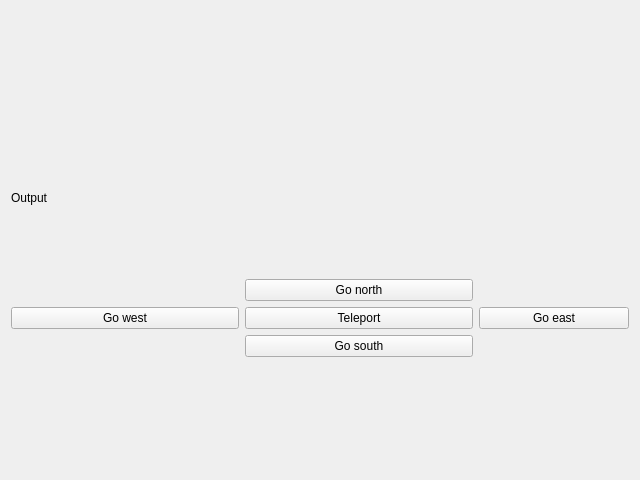
Stephan1994/zork, file ZorkGUI/mainwindow.ui: the form before one commit.
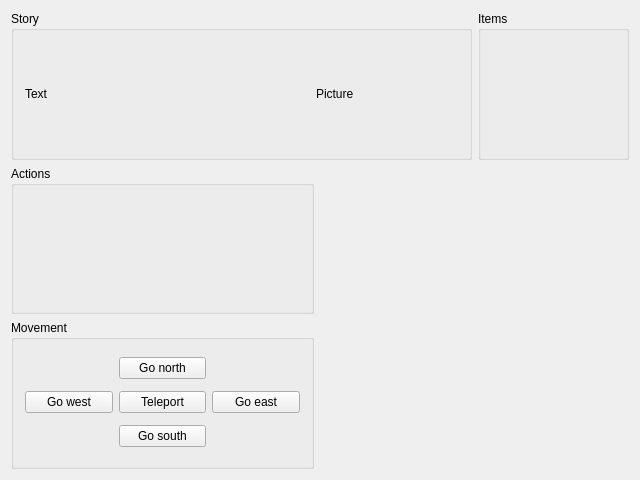
The form after the commit. Icons and pictures are not drawn.

Commit message: changed main layout

Diff of the .ui file:
```diff
--- a/ZorkGUI/mainwindow.ui
+++ b/ZorkGUI/mainwindow.ui
@@ -14,96 +14,93 @@
    <string>MainWindow</string>
   </property>
   <widget class="QWidget" name="centralWidget">
-   <layout class="QGridLayout" name="gridLayout">
-    <item row="0" column="0">
-     <layout class="QGridLayout" name="MainLayout">
-      <item row="0" column="0">
-       <layout class="QGridLayout" name="gridLayout_2">
-        <property name="sizeConstraint">
-         <enum>QLayout::SetDefaultConstraint</enum>
-        </property>
-        <item row="0" column="0" colspan="2">
-         <widget class="QLabel" name="outputLabel">
           <property name="minimumSize">
            <size>
-            <width>0</width>
-            <height>150</height>
-           </size>
-          </property>
-          <property name="maximumSize">
-           <size>
-            <width>16000</width>
-            <height>16000</height>
-           </size>
-          </property>
-          <property name="text">
-           <string>Output</string>
-          </property>
-         </widget>
-        </item>
-        <item row="0" column="2">
-         <widget class="QLabel" name="label">
-          <property name="sizePolicy">
-           <sizepolicy hsizetype="Expanding" vsizetype="Preferred">
-            <horstretch>0</horstretch>
-            <verstretch>0</verstretch>
-           </sizepolicy>
-          </property>
-          <property name="maximumSize">
-           <size>
-            <width>150</width>
-            <height>150</height>
-           </size>
-          </property>
-          <property name="text">
-           <string/>
-          </property>
-          <property name="pixmap">
-           <pixmap>ghost.jpg</pixmap>
-          </property>
-          <property name="scaledContents">
-           <bool>true</bool>
-          </property>
-         </widget>
-        </item>
-        <item row="2" column="0">
+     <width>640</width>
+     <height>459</height>
+    </size>
+   </property>
+   <layout class="QGridLayout" name="gridLayout">
+    <item row="1" column="0" colspan="2">
+     <widget class="QGroupBox" name="actionsBox">
+      <property name="title">
+       <string>Actions</string>
+      </property>
+     </widget>
+    </item>
+    <item row="2" column="0" colspan="2">
+     <widget class="QGroupBox" name="buttonsBox">
+      <property name="title">
+       <string>Movement</string>
+      </property>
+      <layout class="QGridLayout" name="gridLayout_3">
+       <item row="1" column="0">
          <widget class="QPushButton" name="westButton">
           <property name="text">
            <string>Go west</string>
           </property>
          </widget>
         </item>
-        <item row="2" column="1">
+       <item row="1" column="1">
          <widget class="QPushButton" name="teleportButton">
           <property name="text">
            <string>Teleport</string>
           </property>
          </widget>
         </item>
-        <item row="1" column="1">
+       <item row="1" column="2">
+        <widget class="QPushButton" name="eastButton">
+         <property name="text">
+          <string>Go east</string>
+         </property>
+        </widget>
+       </item>
+       <item row="0" column="1">
          <widget class="QPushButton" name="northButton">
           <property name="text">
            <string>Go north</string>
           </property>
          </widget>
         </item>
-        <item row="3" column="1">
+       <item row="2" column="1">
          <widget class="QPushButton" name="southButton">
           <property name="text">
            <string>Go south</string>
           </property>
          </widget>
         </item>
-        <item row="2" column="2">
-         <widget class="QPushButton" name="eastButton">
+      </layout>
+     </widget>
+    </item>
+    <item row="0" column="3">
+     <widget class="QGroupBox" name="itemBox">
+      <property name="title">
+       <string>Items</string>
+      </property>
+     </widget>
+    </item>
+    <item row="0" column="0" colspan="3">
+     <widget class="QGroupBox" name="storyBox">
+      <property name="title">
+       <string>Story</string>
+      </property>
+      <layout class="QGridLayout" name="gridLayout_2">
+       <item row="0" column="0" colspan="2">
+        <widget class="QLabel" name="storyText">
           <property name="text">
-           <string>Go east</string>
+          <string>Text</string>
           </property>
          </widget>
         </item>
-       </layout>
-      </item>
-     </layout>
+       <item row="0" column="2">
+        <widget class="QLabel" name="storyPic">
+         <property name="text">
+          <string>Picture</string>
+         </property>
+        </widget>
+       </item>
+      </layout>
+     </widget>
     </item>
    </layout>
   </widget>
```
Lines whose indentation alone changed are shown as unchanged. The commit also changes 4 other files.
